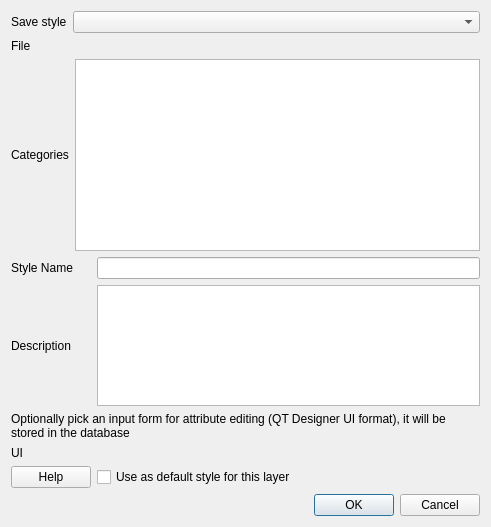
This is src/ui/qgsvectorlayersavestyledialog.ui in qgis/QGIS as Qt 5 draws it before an edit. The edited form follows.
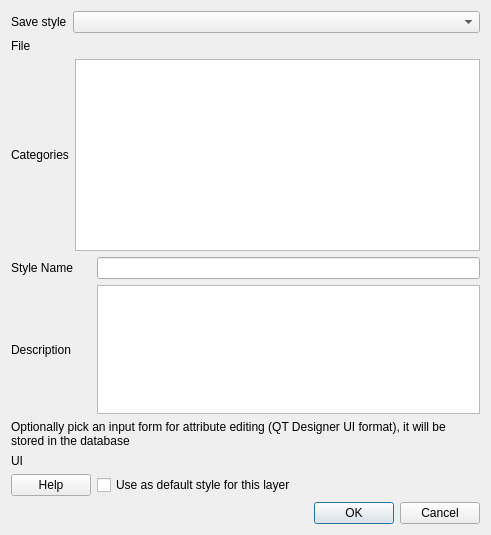
This is the edited form. Custom widgets are drawn as their Qt base class.

What changed in the file:
```diff
--- a/src/ui/qgsvectorlayersavestyledialog.ui
+++ b/src/ui/qgsvectorlayersavestyledialog.ui
@@ -7,7 +7,7 @@
     <x>0</x>
     <y>0</y>
     <width>491</width>
-    <height>527</height>
+    <height>535</height>
    </rect>
   </property>
   <property name="windowTitle">
```
Left out of the diff: 2 changed lines with no effect on the pictures.
